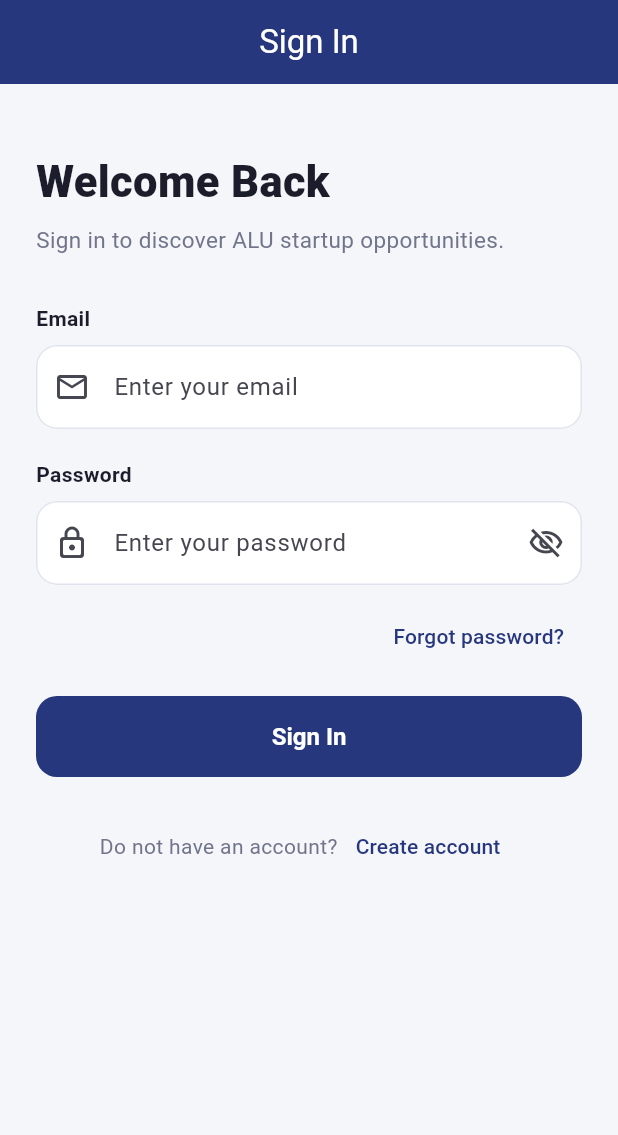
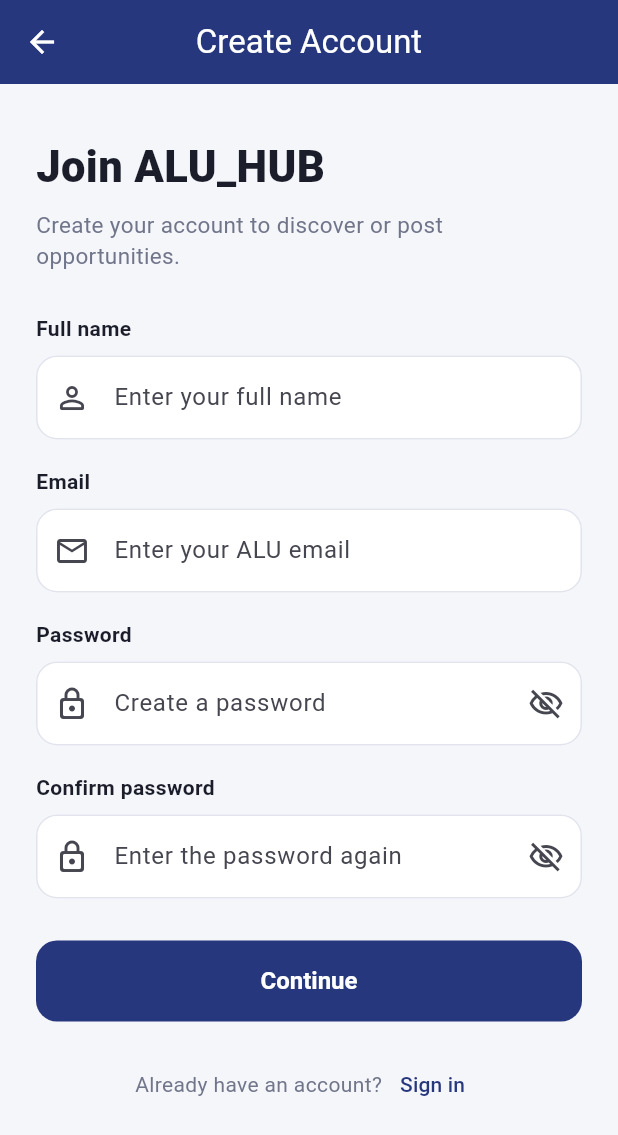
Before and after one commit to mugisha-blaine/alu_hub, a Flutter app: the LoginScreen screen opened directly, after a tap on "Create account", on a phone screen of 412 x 824 dp. Shown: the top 1135 px of the screen. Run offline on Flutter 3.47's test engine with Material 3 defaults, Android fonts, the phone set to English and light mode, and no system bars.

Commit message:
add register, and role selection

```diff
--- a/lib/features/screens/login_screen.dart
+++ b/lib/features/screens/login_screen.dart
@@ -1,6 +1,7 @@
 import 'package:flutter/material.dart';
 
 import '../../../core/constants/app_colors.dart';
+import 'register_screen.dart';
 
 class LoginScreen extends StatefulWidget {
   const LoginScreen({super.key});
@@ -141,7 +142,14 @@
                     style: TextStyle(color: mutedTextColor),
                   ),
                   TextButton(
-                    onPressed: () {},
+                    onPressed: () {
+                      Navigator.push(
+                        context,
+                        MaterialPageRoute(
+                          builder: (context) => const RegisterScreen(),
+                        ),
+                      );
+                    },
                     child: const Text('Create account'),
                   ),
                 ],
--- a/lib/features/screens/onboarding_screen.dart
+++ b/lib/features/screens/onboarding_screen.dart
@@ -1,7 +1,7 @@
 import 'package:flutter/material.dart';
 
 import '../../../core/constants/app_colors.dart';
-import '../screens/login_screen.dart';
+import 'login_screen.dart';
 
 class OnboardingScreen extends StatelessWidget {
   const OnboardingScreen({super.key});
--- /dev/null
+++ b/lib/features/screens/register_screen.dart
@@ -0,0 +1,262 @@
+import 'package:flutter/material.dart';
+
+import '../../../core/constants/app_colors.dart';
+import 'role_selection_screen.dart';
+
+class RegisterScreen extends StatefulWidget {
+  const RegisterScreen({super.key});
+
+  @override
+  State<RegisterScreen> createState() => _RegisterScreenState();
+}
+
+class _RegisterScreenState extends State<RegisterScreen> {
+  final formKey = GlobalKey<FormState>();
+
+  final nameController = TextEditingController();
+  final emailController = TextEditingController();
+  final passwordController = TextEditingController();
+  final confirmPasswordController = TextEditingController();
+
+  bool hidePassword = true;
+  bool hideConfirmPassword = true;
+
+  @override
+  void dispose() {
+    nameController.dispose();
+    emailController.dispose();
+    passwordController.dispose();
+    confirmPasswordController.dispose();
+
+    super.dispose();
+  }
+
+  void continueRegistration() {
+    if (formKey.currentState!.validate()) {
+      Navigator.push(
+        context,
+        MaterialPageRoute(
+          builder: (context) => RoleSelectionScreen(
+            name: nameController.text.trim(),
+            email: emailController.text.trim(),
+          ),
+        ),
+      );
+    }
+  }
+
+  @override
+  Widget build(BuildContext context) {
+    final isDarkMode = Theme.of(context).brightness == Brightness.dark;
+
+    final textColor = isDarkMode ? Colors.white : AppColors.darkText;
+
+    final mutedTextColor = isDarkMode ? Colors.white70 : AppColors.mutedText;
+
+    return Scaffold(
+      appBar: AppBar(title: const Text('Create Account')),
+      body: SafeArea(
+        child: Form(
+          key: formKey,
+          child: SingleChildScrollView(
+            padding: const EdgeInsets.all(24),
+            child: Column(
+              crossAxisAlignment: CrossAxisAlignment.start,
+              children: [
+                const SizedBox(height: 10),
+
+                Text(
+                  'Join ALU_HUB',
+                  style: TextStyle(
+                    color: textColor,
+                    fontSize: 29,
+                    fontWeight: FontWeight.w900,
+                  ),
+                ),
+
+                const SizedBox(height: 8),
+
+                Text(
+                  'Create your account to discover or post opportunities.',
+                  style: TextStyle(
+                    color: mutedTextColor,
+                    fontSize: 15,
+                    height: 1.4,
+                  ),
+                ),
+
+                const SizedBox(height: 28),
+
+                _FieldLabel(text: 'Full name', color: textColor),
+
+                const SizedBox(height: 8),
+
+                TextFormField(
+                  controller: nameController,
+                  textCapitalization: TextCapitalization.words,
+                  decoration: const InputDecoration(
+                    hintText: 'Enter your full name',
+                    prefixIcon: Icon(Icons.person_outline_rounded),
+                  ),
+                  validator: (value) {
+                    if (value == null || value.trim().isEmpty) {
+                      return 'Please enter your full name';
+                    }
+
+                    if (value.trim().length < 3) {
+                      return 'Name must contain at least 3 characters';
+                    }
+
+                    return null;
+                  },
+                ),
+
+                const SizedBox(height: 18),
+
+                _FieldLabel(text: 'Email', color: textColor),
+
+                const SizedBox(height: 8),
+
+                TextFormField(
+                  controller: emailController,
+                  keyboardType: TextInputType.emailAddress,
+                  decoration: const InputDecoration(
+                    hintText: 'Enter your ALU email',
+                    prefixIcon: Icon(Icons.email_outlined),
+                  ),
+                  validator: (value) {
+                    if (value == null || value.trim().isEmpty) {
+                      return 'Please enter your email';
+                    }
+
+                    if (!value.contains('@')) {
+                      return 'Please enter a valid email';
+                    }
+
+                    return null;
+                  },
+                ),
+
+                const SizedBox(height: 18),
+
+                _FieldLabel(text: 'Password', color: textColor),
+
+                const SizedBox(height: 8),
+
+                TextFormField(
+                  controller: passwordController,
+                  obscureText: hidePassword,
+                  decoration: InputDecoration(
+                    hintText: 'Create a password',
+                    prefixIcon: const Icon(Icons.lock_outline_rounded),
+                    suffixIcon: IconButton(
+                      onPressed: () {
+                        setState(() {
+                          hidePassword = !hidePassword;
+                        });
+                      },
+                      icon: Icon(
+                        hidePassword
+                            ? Icons.visibility_off_outlined
+                            : Icons.visibility_outlined,
+                      ),
+                    ),
+                  ),
+                  validator: (value) {
+                    if (value == null || value.isEmpty) {
+                      return 'Please create a password';
+                    }
+
+                    if (value.length < 6) {
+                      return 'Password must contain at least 6 characters';
+                    }
+
+                    return null;
+                  },
+                ),
+
+                const SizedBox(height: 18),
+
+                _FieldLabel(text: 'Confirm password', color: textColor),
+
+                const SizedBox(height: 8),
+
+                TextFormField(
+                  controller: confirmPasswordController,
+                  obscureText: hideConfirmPassword,
+                  decoration: InputDecoration(
+                    hintText: 'Enter the password again',
+                    prefixIcon: const Icon(Icons.lock_outline_rounded),
+                    suffixIcon: IconButton(
+                      onPressed: () {
+                        setState(() {
+                          hideConfirmPassword = !hideConfirmPassword;
+                        });
+                      },
+                      icon: Icon(
+                        hideConfirmPassword
+                            ? Icons.visibility_off_outlined
+                            : Icons.visibility_outlined,
+                      ),
+                    ),
+                  ),
+                  validator: (value) {
+                    if (value == null || value.isEmpty) {
+                      return 'Please confirm your password';
+                    }
+
+                    if (value != passwordController.text) {
+                      return 'Passwords do not match';
+                    }
+
+                    return null;
+                  },
+                ),
+
+                const SizedBox(height: 28),
+
+                FilledButton(
+                  onPressed: continueRegistration,
+                  child: const Text('Continue'),
+                ),
+
+                const SizedBox(height: 18),
+
+                Row(
+                  mainAxisAlignment: MainAxisAlignment.center,
+                  children: [
+                    Text(
+                      'Already have an account?',
+                      style: TextStyle(color: mutedTextColor),
+                    ),
+                    TextButton(
+                      onPressed: () {
+                        Navigator.pop(context);
+                      },
+                      child: const Text('Sign in'),
+                    ),
+                  ],
+                ),
+              ],
+            ),
+          ),
+        ),
+      ),
+    );
+  }
+}
+
+class _FieldLabel extends StatelessWidget {
+  final String text;
+  final Color color;
+
+  const _FieldLabel({required this.text, required this.color});
+
+  @override
+  Widget build(BuildContext context) {
+    return Text(
+      text,
+      style: TextStyle(color: color, fontWeight: FontWeight.w700),
+    );
+  }
+}
```
Also changed, not shown: lib/features/screens/home_screen.dart (added, +90 -0 lines), lib/features/screens/role_selection_screen.dart (added, +222 -0 lines).
